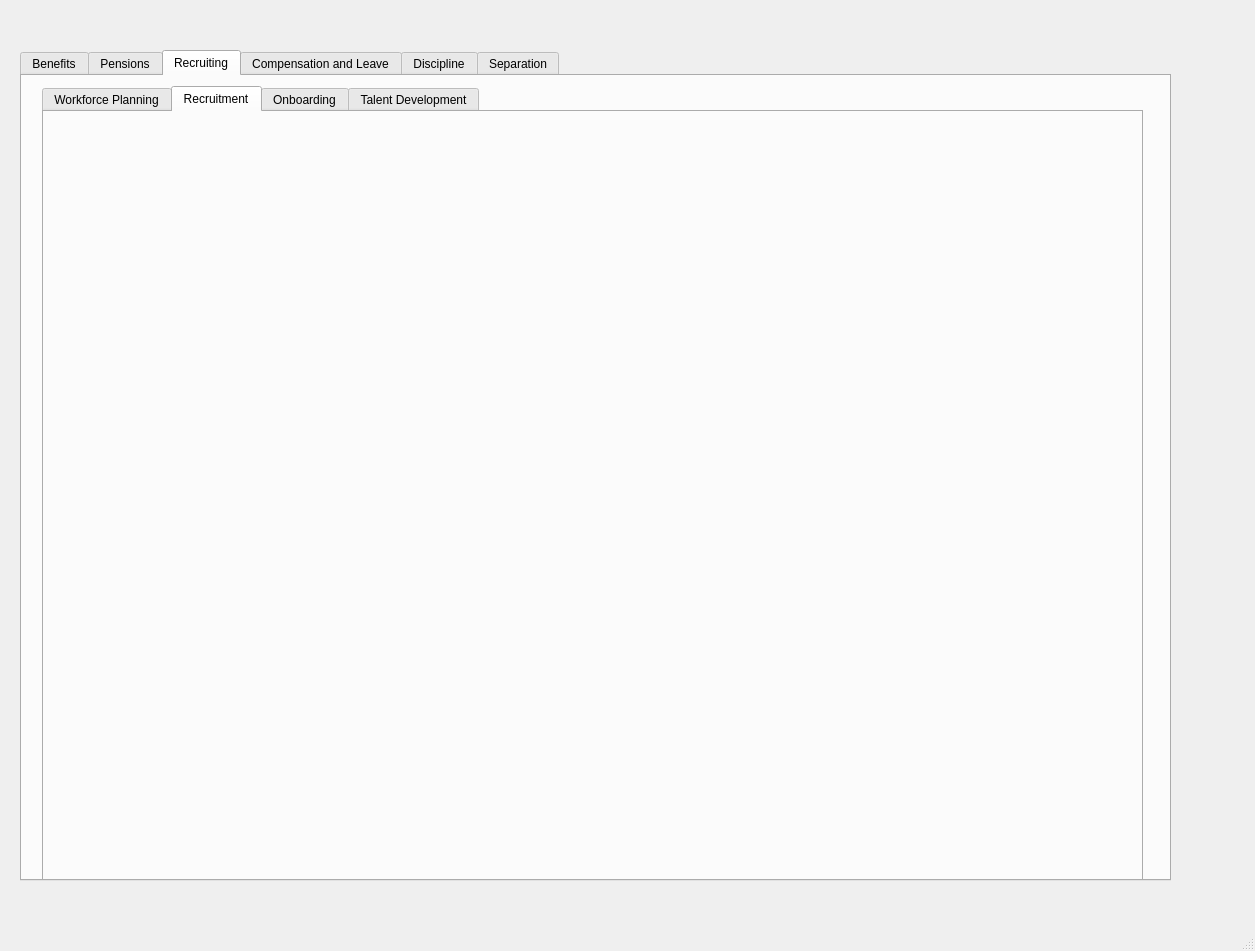
This is hrPortal.ui in i-Technology/HR_Portal as Qt 5 draws it before an edit. The edited form follows.
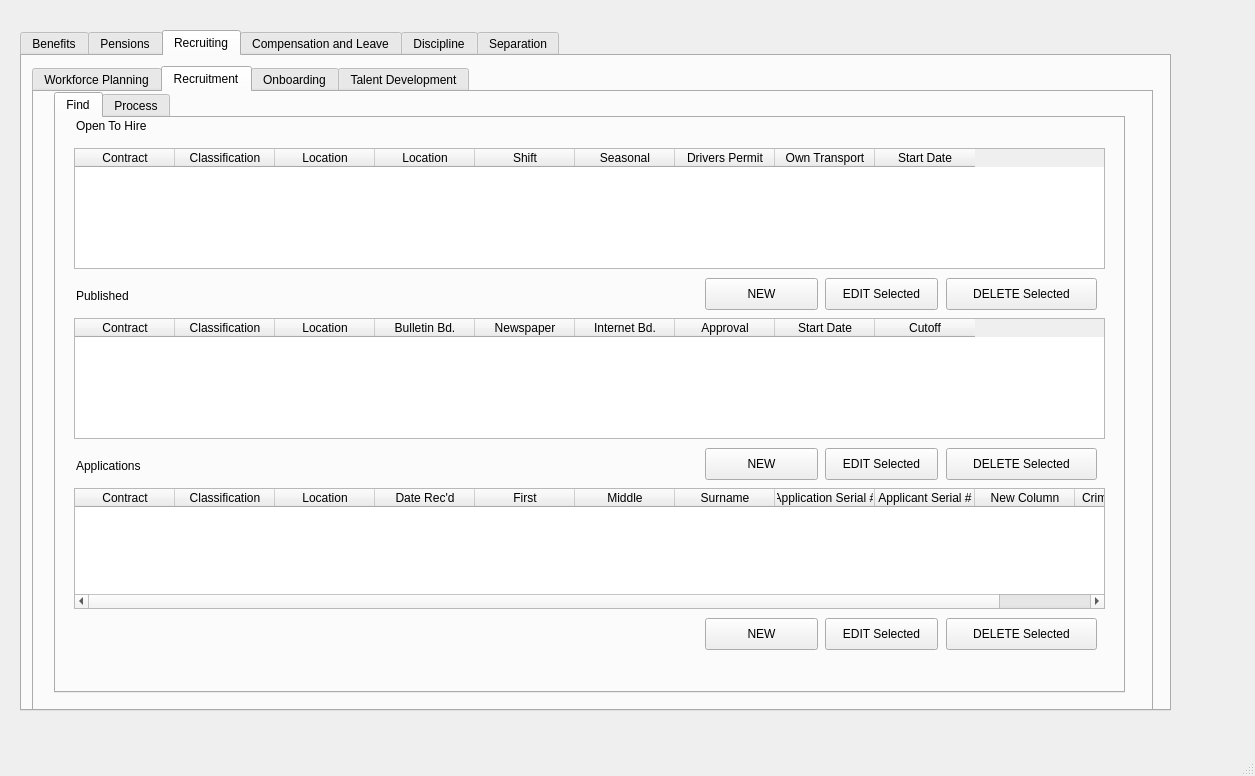
This is the edited form. The open tabs and pages were chosen to show the change.

Commit message:
Added dialogs and forms
Open to hire dialog
Published dialog
Added tabs to hrPortal

```diff
--- a/hrPortal.ui
+++ b/hrPortal.ui
@@ -7,7 +7,7 @@
     <x>0</x>
     <y>0</y>
     <width>1255</width>
-    <height>951</height>
+    <height>776</height>
    </rect>
   </property>
   <property name="windowTitle">
@@ -18,9 +18,9 @@
     <property name="geometry">
      <rect>
       <x>20</x>
-      <y>50</y>
+      <y>30</y>
       <width>1151</width>
-      <height>831</height>
+      <height>681</height>
      </rect>
     </property>
     <property name="currentIndex">
@@ -43,10 +43,10 @@
      <widget class="QTabWidget" name="RecruitingOnboardingTbWidget">
       <property name="geometry">
        <rect>
-        <x>20</x>
+        <x>10</x>
         <y>10</y>
-        <width>1101</width>
-        <height>811</height>
+        <width>1121</width>
+        <height>661</height>
        </rect>
       </property>
       <property name="currentIndex">
@@ -61,6 +61,360 @@
        <attribute name="title">
         <string>Recruitment</string>
        </attribute>
+       <widget class="QTabWidget" name="hrRecruitingRecruitmentTabWidget">
+        <property name="geometry">
+         <rect>
+          <x>20</x>
+          <y>0</y>
+          <width>1071</width>
+          <height>601</height>
+         </rect>
+        </property>
+        <property name="currentIndex">
+         <number>0</number>
+        </property>
+        <widget class="QWidget" name="hrRRecruitingFindTab">
+         <attribute name="title">
+          <string>Find</string>
+         </attribute>
+         <widget class="QPushButton" name="deleteOTHPushButton">
+          <property name="geometry">
+           <rect>
+            <x>890</x>
+            <y>160</y>
+            <width>151</width>
+            <height>32</height>
+           </rect>
+          </property>
+          <property name="text">
+           <string>DELETE Selected</string>
+          </property>
+         </widget>
+         <widget class="QPushButton" name="editOTHPushButton">
+          <property name="geometry">
+           <rect>
+            <x>769</x>
+            <y>160</y>
+            <width>113</width>
+            <height>32</height>
+           </rect>
+          </property>
+          <property name="text">
+           <string>EDIT Selected</string>
+          </property>
+         </widget>
+         <widget class="QTableWidget" name="openToHireTableWidget">
+          <property name="geometry">
+           <rect>
+            <x>18</x>
+            <y>30</y>
+            <width>1031</width>
+            <height>121</height>
+           </rect>
+          </property>
+          <column>
+           <property name="text">
+            <string>Contract</string>
+           </property>
+          </column>
+          <column>
+           <property name="text">
+            <string>Classification</string>
+           </property>
+          </column>
+          <column>
+           <property name="text">
+            <string>Location</string>
+           </property>
+          </column>
+          <column>
+           <property name="text">
+            <string>Location</string>
+           </property>
+          </column>
+          <column>
+           <property name="text">
+            <string>Shift</string>
+           </property>
+          </column>
+          <column>
+           <property name="text">
+            <string>Seasonal</string>
+           </property>
+          </column>
+          <column>
+           <property name="text">
+            <string>Drivers Permit</string>
+           </property>
+          </column>
+          <column>
+           <property name="text">
+            <string>Own Transport</string>
+           </property>
+          </column>
+          <column>
+           <property name="text">
+            <string>Start Date</string>
+           </property>
+          </column>
+         </widget>
+         <widget class="QPushButton" name="newOTHPushButton">
+          <property name="geometry">
+           <rect>
+            <x>649</x>
+            <y>160</y>
+            <width>113</width>
+            <height>32</height>
+           </rect>
+          </property>
+          <property name="text">
+           <string>NEW</string>
+          </property>
+         </widget>
+         <widget class="QLabel" name="openToHireTableLabel">
+          <property name="geometry">
+           <rect>
+            <x>20</x>
+            <y>0</y>
+            <width>191</width>
+            <height>16</height>
+           </rect>
+          </property>
+          <property name="text">
+           <string>Open To Hire</string>
+          </property>
+         </widget>
+         <widget class="QPushButton" name="deletePubPushButton">
+          <property name="geometry">
+           <rect>
+            <x>890</x>
+            <y>330</y>
+            <width>151</width>
+            <height>32</height>
+           </rect>
+          </property>
+          <property name="text">
+           <string>DELETE Selected</string>
+          </property>
+         </widget>
+         <widget class="QTableWidget" name="publishedTableWidget">
+          <property name="geometry">
+           <rect>
+            <x>18</x>
+            <y>200</y>
+            <width>1031</width>
+            <height>121</height>
+           </rect>
+          </property>
+          <column>
+           <property name="text">
+            <string>Contract</string>
+           </property>
+          </column>
+          <column>
+           <property name="text">
+            <string>Classification</string>
+           </property>
+          </column>
+          <column>
+           <property name="text">
+            <string>Location</string>
+           </property>
+          </column>
+          <column>
+           <property name="text">
+            <string>Bulletin Bd.</string>
+           </property>
+          </column>
+          <column>
+           <property name="text">
+            <string>Newspaper</string>
+           </property>
+          </column>
+          <column>
+           <property name="text">
+            <string>Internet Bd.</string>
+           </property>
+          </column>
+          <column>
+           <property name="text">
+            <string>Approval</string>
+           </property>
+          </column>
+          <column>
+           <property name="text">
+            <string>Start Date</string>
+           </property>
+          </column>
+          <column>
+           <property name="text">
+            <string>Cutoff</string>
+           </property>
+          </column>
+         </widget>
+         <widget class="QLabel" name="publicationTableLabel">
+          <property name="geometry">
+           <rect>
+            <x>20</x>
+            <y>170</y>
+            <width>191</width>
+            <height>16</height>
+           </rect>
+          </property>
+          <property name="text">
+           <string>Published</string>
+          </property>
+         </widget>
+         <widget class="QPushButton" name="newPubPushButton">
+          <property name="geometry">
+           <rect>
+            <x>649</x>
+            <y>330</y>
+            <width>113</width>
+            <height>32</height>
+           </rect>
+          </property>
+          <property name="text">
+           <string>NEW</string>
+          </property>
+         </widget>
+         <widget class="QPushButton" name="editPubPushButton">
+          <property name="geometry">
+           <rect>
+            <x>769</x>
+            <y>330</y>
+            <width>113</width>
+            <height>32</height>
+           </rect>
+          </property>
+          <property name="text">
+           <string>EDIT Selected</string>
+          </property>
+         </widget>
+         <widget class="QPushButton" name="deleteAppPushButton">
+          <property name="geometry">
+           <rect>
+            <x>890</x>
+            <y>500</y>
+            <width>151</width>
+            <height>32</height>
+           </rect>
+          </property>
+          <property name="text">
+           <string>DELETE Selected</string>
+          </property>
+         </widget>
+         <widget class="QTableWidget" name="applicationsTableWidget">
+          <property name="geometry">
+           <rect>
+            <x>18</x>
+            <y>370</y>
+            <width>1031</width>
+            <height>121</height>
+           </rect>
+          </property>
+          <column>
+           <property name="text">
+            <string>Contract</string>
+           </property>
+          </column>
+          <column>
+           <property name="text">
+            <string>Classification</string>
+           </property>
+          </column>
+          <column>
+           <property name="text">
+            <string>Location</string>
+           </property>
+          </column>
+          <column>
+           <property name="text">
+            <string>Date Rec'd</string>
+           </property>
+          </column>
+          <column>
+           <property name="text">
+            <string>First</string>
+           </property>
+          </column>
+          <column>
+           <property name="text">
+            <string>Middle</string>
+           </property>
+          </column>
+          <column>
+           <property name="text">
+            <string>Surname</string>
+           </property>
+          </column>
+          <column>
+           <property name="text">
+            <string>Application Serial #</string>
+           </property>
+          </column>
+          <column>
+           <property name="text">
+            <string>Applicant Serial #</string>
+           </property>
+          </column>
+          <column>
+           <property name="text">
+            <string>New Column</string>
+           </property>
+          </column>
+          <column>
+           <property name="text">
+            <string>Criminal Record</string>
+           </property>
+          </column>
+         </widget>
+         <widget class="QPushButton" name="newAppPushButton">
+          <property name="geometry">
+           <rect>
+            <x>649</x>
+            <y>500</y>
+            <width>113</width>
+            <height>32</height>
+           </rect>
+          </property>
+          <property name="text">
+           <string>NEW</string>
+          </property>
+         </widget>
+         <widget class="QLabel" name="applicationsTableLabel">
+          <property name="geometry">
+           <rect>
+            <x>20</x>
+            <y>340</y>
+            <width>191</width>
+            <height>16</height>
+           </rect>
+          </property>
+          <property name="text">
+           <string>Applications</string>
+          </property>
+         </widget>
+         <widget class="QPushButton" name="editAppPushButton">
+          <property name="geometry">
+           <rect>
+            <x>769</x>
+            <y>500</y>
+            <width>113</width>
+            <height>32</height>
+           </rect>
+          </property>
+          <property name="text">
+           <string>EDIT Selected</string>
+          </property>
+         </widget>
+        </widget>
+        <widget class="QWidget" name="heRRecruitingProcessTab">
+         <attribute name="title">
+          <string>Process</string>
+         </attribute>
+        </widget>
+       </widget>
       </widget>
       <widget class="QWidget" name="tab">
        <attribute name="title">
```
Left out of the diff: 241 changed lines with no effect on the pictures. The commit also changes 2 other files.
